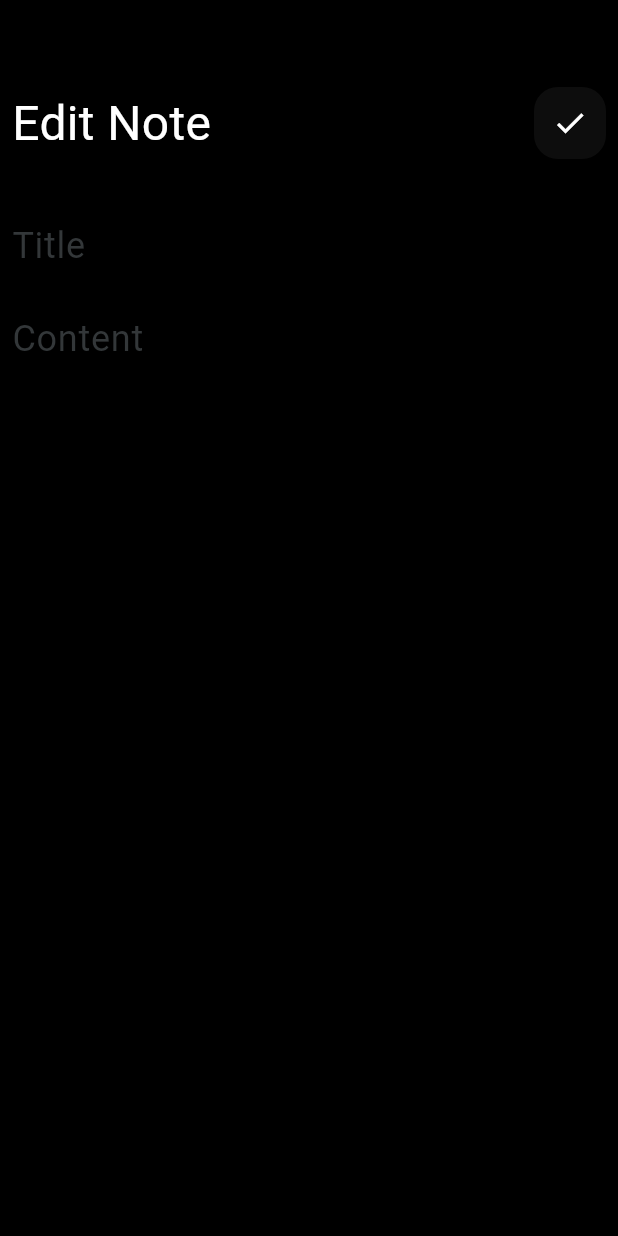
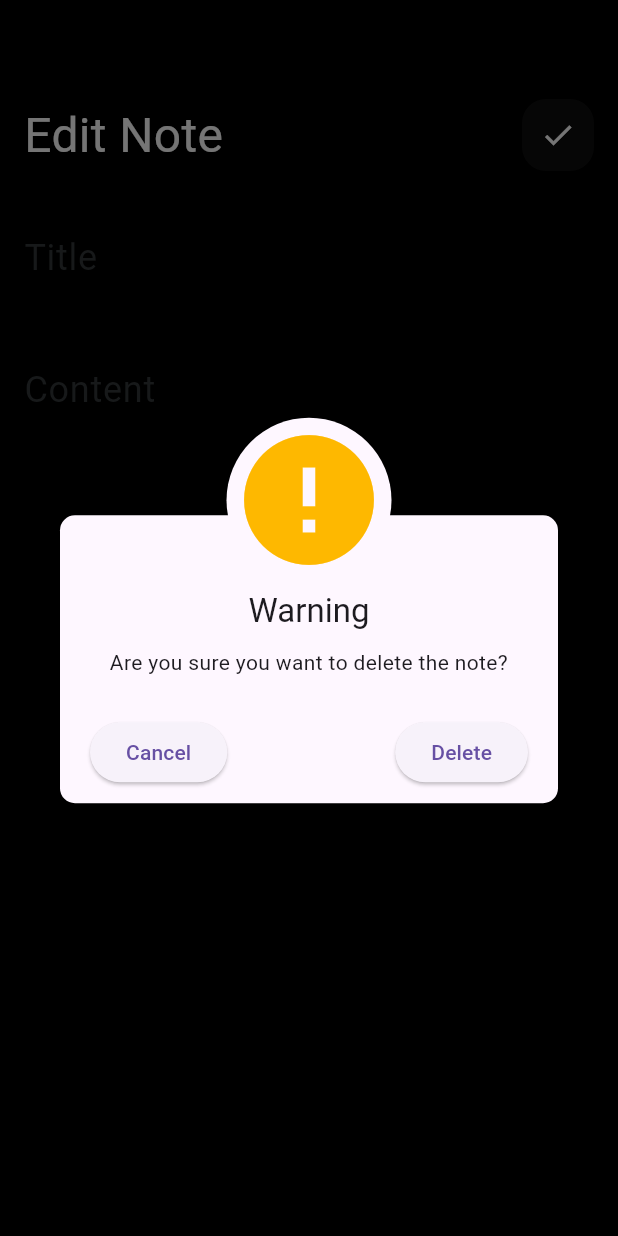
Before and after one commit to Peter-Awod/Notes-App, a Flutter app: the EditView screen opened directly with empty values, after a tap on the "check" icon, on a phone screen of 412 x 824 dp. Run offline on Flutter 3.47's test engine with Material 3 defaults, Android fonts, the phone set to English and light mode, and no system bars; our stand-ins replace awesome_dialog, bloc, flutter_bloc, hive, hive_flutter; missing offline and left inert: flutter_masonry_view; accounts and stored records are empty; Roboto replaces fonts that are missing (Poppins).

Commit message:
Update edit note button logic and ui

```diff
--- a/lib/views/edit_view_body.dart
+++ b/lib/views/edit_view_body.dart
@@ -1,3 +1,4 @@
+import 'package:awesome_dialog/awesome_dialog.dart';
 import 'package:flutter/material.dart';
 import 'package:flutter_bloc/flutter_bloc.dart';
 import 'package:notes_app/cubit/get_notes_cubit/get_notes_cubit.dart';
@@ -19,7 +20,7 @@ class EditViewBody extends StatefulWidget {
 }
 
 class _EditViewBodyState extends State<EditViewBody> {
-  String? title, content;
+  String? title, subTitle;
   late TextEditingController titleController;
   late TextEditingController contentController;
 
@@ -28,29 +29,48 @@ class _EditViewBodyState extends State<EditViewBody> {
     super.initState();
     titleController = TextEditingController(text: widget.noteModel.title);
     contentController = TextEditingController(text: widget.noteModel.subTitle);
+    title = widget.noteModel.title;
+    subTitle = widget.noteModel.subTitle;
   }
 
   @override
   Widget build(BuildContext context) {
     return Padding(
-      padding: const EdgeInsets.all(8.0),
+      padding: const EdgeInsets.all(16.0),
       child: Column(
+        crossAxisAlignment: CrossAxisAlignment.start,
         children: [
           const SizedBox(
             height: 50,
           ),
+          // CustomAppBar(
+          //   title: 'Edit Note',
+          //   icon: Icons.check_outlined,
+          //   onPressed: () {
+          //     if (title != null) {
+          //       widget.noteModel.title = title!;
+          //     }
+          //     // or another way
+          //     if (subTitle != null) {
+          //       widget.noteModel.subTitle = subTitle!;
+          //     }
+          //     widget.noteModel.save();
+          //     BlocProvider.of<GetNotesCubit>(context).getAllNotes();
+          //     Navigator.pop(context);
+          //   },
+          // ),
           CustomAppBar(
             title: 'Edit Note',
             icon: Icons.check_outlined,
             onPressed: () {
-              widget.noteModel.title = title ?? widget.noteModel.title;
-              // or another way
-              if (content != null) {
-                widget.noteModel.subTitle = content!;
+              if ((title == null || title!.isEmpty) &&
+                  (subTitle == null || subTitle!.isEmpty)) {
+                // Show dialog
+                _showDeleteConfirmationDialog();
+              } else {
+                // Update note
+                _updateNote();
               }
-              widget.noteModel.save();
-              BlocProvider.of<GetNotesCubit>(context).getAllNotes();
-              Navigator.pop(context);
             },
           ),
           const SizedBox(
@@ -61,19 +81,30 @@ class _EditViewBodyState extends State<EditViewBody> {
             onChanged: (value) {
               title = value;
               titleController.text = value;
+              setState(() {});
             },
+
+
             textController: titleController,
           ),
           const SizedBox(
-            height: 10,
+            height: 8,
+          ),
+          Text(
+            widget.noteModel.date,
+            style: TextStyle(color: Colors.grey.shade600),
+          ),
+          const SizedBox(
+            height: 8,
           ),
           Expanded(
             child: CustomTextFormField(
               hintText: 'Content',
               maxLines: 5000,
               onChanged: (value) {
-                content = value;
+                subTitle = value;
                 contentController.text = value;
+                setState(() {});
               },
               textController: contentController,
             ),
@@ -82,4 +113,51 @@ class _EditViewBodyState extends State<EditViewBody> {
       ),
     );
   }
+
+  void _updateNote() {
+    if (title == null||title!.isEmpty ) {
+      title = 'Untitled';
+      titleController.text = title!;
+    }
+    if (title != null) {
+      widget.noteModel.title = title!;
+    }
+    if (subTitle != null) {
+      widget.noteModel.subTitle = subTitle!;
+    }
+    widget.noteModel.save();
+    BlocProvider.of<GetNotesCubit>(context).getAllNotes();
+    Navigator.pop(context);
+  }
+
+  void _showDeleteConfirmationDialog() {
+    AwesomeDialog(
+      context: context,
+      dialogType: DialogType.warning,
+      animType: AnimType.scale,
+      headerAnimationLoop: false,
+      title: 'Warning',
+      desc: 'Are you sure you want to delete the note?',
+      btnOk: Row(
+        children: [
+          ElevatedButton(
+            child: const Text('Cancel'),
+            onPressed: () {
+              Navigator.of(context).pop();
+            },
+          ),
+          const Spacer(),
+          ElevatedButton(
+            child: const Text('Delete'),
+            onPressed: () {
+              widget.noteModel.delete();
+              Navigator.of(context).pop();
+              Navigator.of(context).pop();
+              BlocProvider.of<GetNotesCubit>(context).getAllNotes();
+            },
+          ),
+        ],
+      ),
+    ).show();
+  }
 }
--- a/lib/widgets/custom/custom_text_field.dart
+++ b/lib/widgets/custom/custom_text_field.dart
@@ -31,7 +31,7 @@ class CustomTextFormField extends StatelessWidget {
         }
       },
       controller: textController,
-      style: const TextStyle(color: kThemeColor),
+      style: const TextStyle(color: Colors.white),
       cursorColor: kThemeColor,
       keyboardType: TextInputType.text,
       maxLines: maxLines,
```
Also changed, not shown: lib/widgets/Note/note_item_card.dart (+4 -14 lines).
